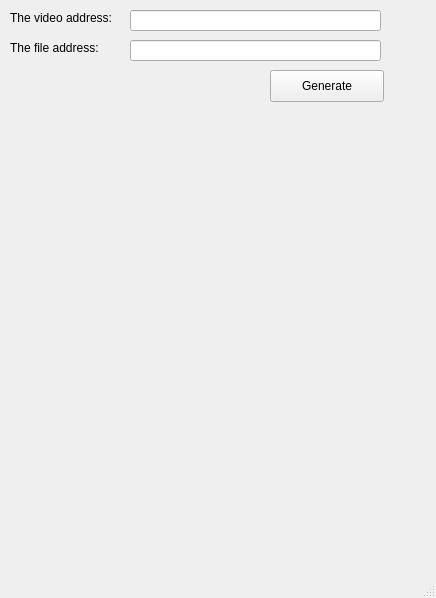
This is widget/dum.ui in Tian99/precise_eye_tracking as Qt 5 draws it before an edit. The edited form follows.
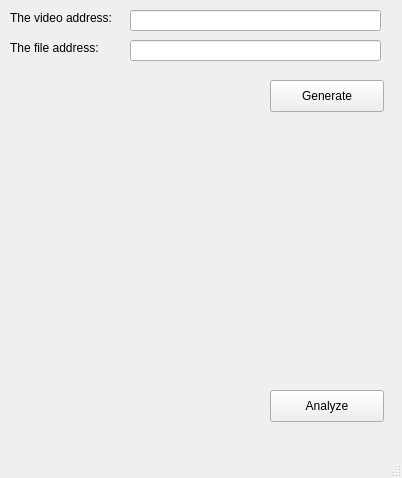
This is the edited form.

Commit message: Human interface finished

```diff
--- a/widget/dum.ui
+++ b/widget/dum.ui
@@ -6,8 +6,8 @@
    <rect>
     <x>0</x>
     <y>0</y>
-    <width>436</width>
-    <height>598</height>
+    <width>402</width>
+    <height>478</height>
    </rect>
   </property>
   <property name="windowTitle">
@@ -148,7 +148,7 @@
     <property name="geometry">
      <rect>
       <x>270</x>
-      <y>70</y>
+      <y>80</y>
       <width>114</width>
       <height>32</height>
      </rect>
@@ -160,13 +160,30 @@
    <widget class="QWidget" name="verticalLayoutWidget">
     <property name="geometry">
      <rect>
-      <x>199</x>
-      <y>349</y>
-      <width>21</width>
-      <height>21</height>
+      <x>50</x>
+      <y>120</y>
+      <width>311</width>
+      <height>271</height>
      </rect>
     </property>
-    <layout class="QVBoxLayout" name="LayVideo"/>
+    <layout class="QVBoxLayout" name="LayVideo">
+     <property name="sizeConstraint">
+      <enum>QLayout::SetDefaultConstraint</enum>
+     </property>
+    </layout>
+   </widget>
+   <widget class="QPushButton" name="Analyze">
+    <property name="geometry">
+     <rect>
+      <x>270</x>
+      <y>390</y>
+      <width>114</width>
+      <height>32</height>
+     </rect>
+    </property>
+    <property name="text">
+     <string>Analyze</string>
+    </property>
    </widget>
   </widget>
   <widget class="QStatusBar" name="statusbar"/>
```
Left out of the diff: 2 changed lines with no effect on the pictures. The commit also changes 4 other files.
